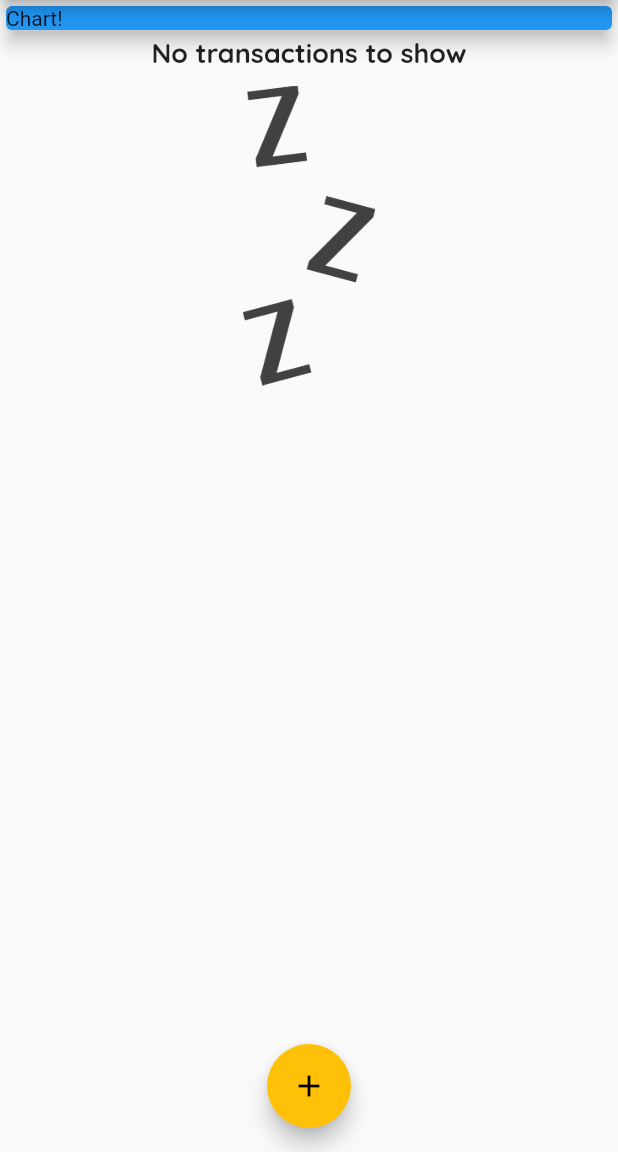
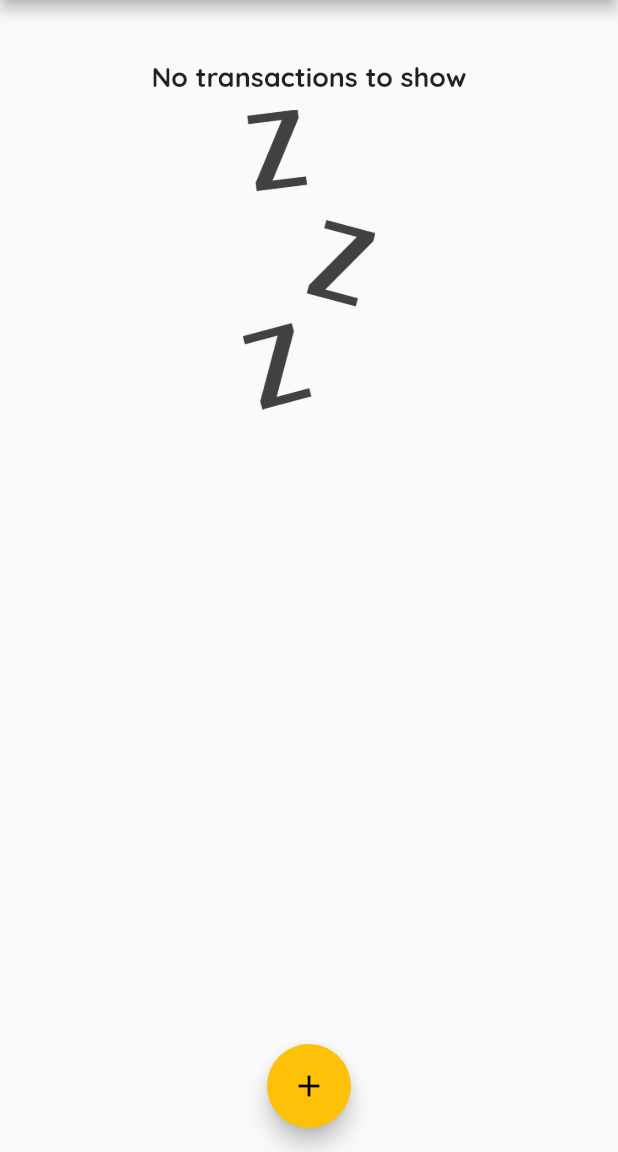
Before and after one commit to BrunoCodeman/flutter_course_expenses_app, a Flutter app: the screen it shows after launch, on a phone screen of 412 x 824 dp, the part 84-1236 px from its top. Run offline on Flutter 3.47's test engine with Material 2 defaults, Android fonts, the phone set to English and light mode, and no system bars.

Commit message:
up to lesson 101

```diff
--- a/lib/main.dart
+++ b/lib/main.dart
@@ -2,6 +2,7 @@ import 'package:flutter/material.dart';
 import 'package:flutter_complete_guide/widgets/new_transaction.dart';
 import 'package:flutter_complete_guide/widgets/transaction_list.dart';
 import './transaction.dart';
+import 'widgets/chart.dart';
 
 void main() => runApp(MyApp());
 
@@ -51,11 +52,18 @@ class _MyHomePageState extends State<MyHomePage> {
     // ),
     // Transaction(
     //   id: "2",
-    //   title: "Pizza",
+    //   title: "Pizza",-
     //   amount: 5,
     //   date: DateTime.now(),
     // ),
   ];
+
+  List<Transaction> _recentTransactions() {
+    return _transactions
+        .where(
+            (tx) => tx.date.isAfter(DateTime.now().subtract(Duration(days: 7))))
+        .toList();
+  }
 
   void _addNewTransaction(String title, double amount) {
     final date = DateTime.now();
@@ -93,14 +101,7 @@ class _MyHomePageState extends State<MyHomePage> {
         child: Column(
           mainAxisAlignment: MainAxisAlignment.center,
           children: [
-            Container(
-              width: double.infinity,
-              child: Card(
-                color: Colors.blue,
-                child: Text('Chart!'),
-                elevation: 5,
-              ),
-            ),
+            Chart(_recentTransactions()),
             TransactionList(transactions: _transactions)
           ],
         ),
```
Also changed, not shown: lib/widgets/chart.dart (+25 -11 lines).
